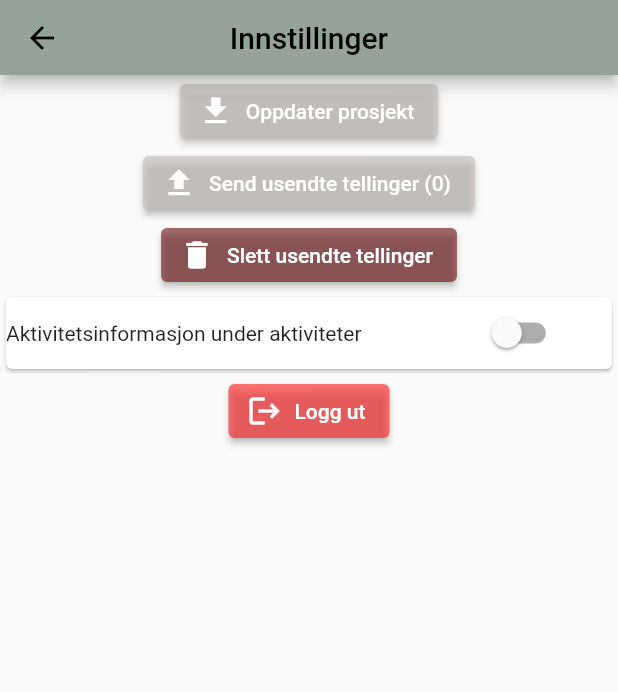
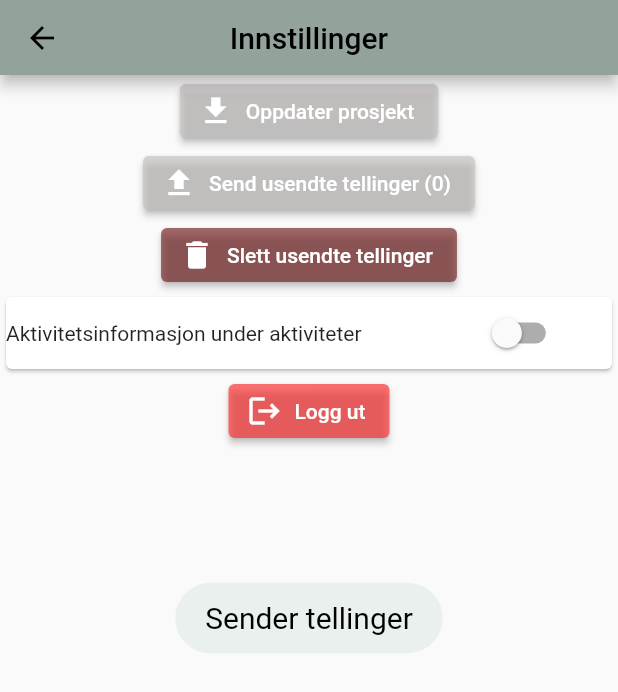
Before and after one commit to zaktaw/DATA3900-Bacheloroppgave, a Flutter app: the Settings screen opened by its route, after a tap on an icon or button, on a phone screen of 412 x 824 dp. Shown: the top 692 px of the screen. Run offline on Flutter 3.47's test engine with Material 2 defaults, Android fonts, the phone set to English and light mode, and no system bars; our stand-ins replace auto_size_text, connectivity_plus, dots_indicator, flutter_secure_storage, fluttertoast, hive and 1 more; accounts and stored records are empty; network calls fail.

```diff
--- a/lib/confirm_page/confirm_count.dart
+++ b/lib/confirm_page/confirm_count.dart
@@ -37,6 +37,7 @@ class _ConfirmCountState extends State<ConfirmCount> {
   final String SENT_OK = "Telling sendt";
   final String SENT_FAIL = "Sending feilet";
   final String SENT_FAIL_NO_INTERNET = "Sending feilet. Mangler internett.";
+  final String SENT_FAIL_UNATHORIZED = "Sending feilet, ikke autorisert";
 
   @override
   void dispose() {
@@ -120,9 +121,12 @@ class _ConfirmCountState extends State<ConfirmCount> {
       String jsonBody = jsonEncode(tttObject);
 
       int statusCode = await HttpRequests.postTttObject(jsonBody);
-      //int statusCode =;
+
       if (statusCode == 200) {
         return SENT_OK;
+      } else if (statusCode == 401) {
+        unsentTttEntriesBox.add(tttObject);
+        return SENT_FAIL_UNATHORIZED;
       } else {
         unsentTttEntriesBox.add(tttObject);
         return SENT_FAIL;
--- a/lib/home_screen/homescreen.dart
+++ b/lib/home_screen/homescreen.dart
@@ -52,7 +52,7 @@ class _HomeScreenState extends State<HomeScreen> {
         .onConnectivityChanged
         .listen((ConnectivityResult result) {
       if (result != ConnectivityResult.none) {
-        //HttpRequests.sendUnsentTttObjects();
+        HttpRequests.sendUnsentTttObjects();
         getProjectInfo();
       }
     });
@@ -94,8 +94,8 @@ class _HomeScreenState extends State<HomeScreen> {
       // get request for tttProjectInfo
       Future futureTttProjectInfo = HttpRequests.fetchTttProjectInfo();
 
-      futureTttProjectInfo.then((ok) => {
-        if (ok) {
+      futureTttProjectInfo.then((statusCode) => {
+        if (statusCode == 200) {
           setState(() => {
             projectName = TttProjectInfoBox.getTttProjectInfo()
             .get(projectInfoKey)!
--- a/lib/http_requests.dart
+++ b/lib/http_requests.dart
@@ -22,7 +22,7 @@ class HttpRequests {
   static String token = "Token 504503a0095d620206be8ef7f1fbe3c9fee32b91";
 
   // GET-method for retrieving TTT project info
-  static Future<bool> fetchTttProjectInfo() async {
+  static Future<int> fetchTttProjectInfo() async {
     // TODO: replace token with userToken when implemented in backend
     //final userToken = await UserToken.getUserToken();
     final response = await http.get(
@@ -39,7 +39,7 @@ class HttpRequests {
       final tttProjectInfoBox = TttProjectInfoBox.getTttProjectInfo();
       tttProjectInfoBox.put(projectInfoKey, tttProjectInfo);
     }
-    return true;
+    return response.statusCode;
   }
 
   /// POST-method for submitting TTT objects to server
@@ -50,8 +50,6 @@ class HttpRequests {
     };
     final encoding = Encoding.getByName('utf-8');
 
-    print("TOKEN");
-    print(token);
     http.Response response = await http.post(
       Uri.parse(postTttObjectUrl),
       headers: headers,
@@ -60,8 +58,6 @@ class HttpRequests {
     );
 
     int statusCode = response.statusCode;
-    print("STATUS CODE");
-    print(statusCode);
 
     return statusCode;
   }
@@ -89,7 +85,7 @@ class HttpRequests {
   // Legg til tilbakemelding til bruker når objekter er sendt / ikke blir sendt
   // Håndtere situasjon der app ikke får kontakt med server
   static Future sendUnsentTttObjects() async {
-    print("Sender objekter");
+
     final unsentTttEntriesBox = UnsentTttEntriesBox.getTttEntries();
 
     if (unsentTttEntriesBox.isNotEmpty) {
@@ -97,15 +93,14 @@ class HttpRequests {
         final tttObject = unsentTttEntriesBox.get(key);
         String jsonBody = jsonEncode(tttObject);
         await postTttObject(jsonBody).then((statusCode) => {
-              print("STATUSCODE: " + statusCode.toString()),
+
               if (statusCode == 200)
                 {
                   unsentTttEntriesBox.delete(key),
-                  print("Slettet objekt med nøkkel " + key.toString())
                 }
             });
       }
-      print("RETURNING");
+
       return unsentTttEntriesBox.length;
     }
   }
--- a/lib/login_page/login.dart
+++ b/lib/login_page/login.dart
@@ -59,7 +59,7 @@ class _LoginLandingPageState extends State<LoginLandingPage> {
 
     final userHiveBox = UserBox.getUser();
     //userHiveBox.add(user);
-    final User userTEST = User(id: 1, name: 'Hans', token: TOKEN);
+    final User userTEST = User(name: 'Hans', token: TOKEN);
     userHiveBox.add(userTEST);
 
     /// save user token
--- a/lib/models/User.dart
+++ b/lib/models/User.dart
@@ -5,16 +5,12 @@ part 'User.g.dart';
 @HiveType(typeId: 5)
 class User {
 
-  @HiveField(0)
-  late int id;
-
   @HiveField(1)
   late String name;
 
   late String? token;
 
   User({
-    required this.id,
     required this.name,
     this.token
     });
@@ -22,7 +18,6 @@ class User {
   factory User.fromJson(Map<String, dynamic> json) {
 
     return User(
-      id: json['id'],
       name: json['name'],
       token: json['token']
     );
--- a/lib/settings_page/settings.dart
+++ b/lib/settings_page/settings.dart
@@ -45,8 +45,8 @@ class _SettingsState extends State<Settings> {
   void getProject() async {
     var connectivityResult = await (Connectivity().checkConnectivity());
     if (connectivityResult != ConnectivityResult.none) {
-      HttpRequests.fetchTttProjectInfo().then((ok) => {
-            if (ok)
+      HttpRequests.fetchTttProjectInfo().then((statusCode) => {
+            if (statusCode == 200)
               {
                 Fluttertoast.showToast(
                   msg: "Prosjekt oppdatert", // message
@@ -86,6 +86,18 @@ class _SettingsState extends State<Settings> {
   }
 
   void sendUnsentTttObjects() async {
+
+    Fluttertoast.showToast(
+        msg:
+            "Sender tellinger", // message
+        toastLength: Toast.LENGTH_SHORT, // length
+        gravity: ToastGravity.CENTER, // location
+        timeInSecForIosWeb: 4, // duration,
+        backgroundColor: TOAST_BACKGROUND_COLOR,
+        textColor: TOAST_TEXT_COLOR,
+        fontSize: TOAST_FONT_SIZE,
+      );
+
     var connectivityResult = await (Connectivity().checkConnectivity());
     if (connectivityResult != ConnectivityResult.none) {
       HttpRequests.sendUnsentTttObjects().then((length) => {
```
Also changed, not shown: lib/activity_page/activity_card.dart (+10 -1 lines), lib/confirm_page/confirm_bottombar.dart (+10 -1 lines), lib/initialize_data.dart (+32 -3 lines), lib/models/User.g.dart, pubspec.lock.
